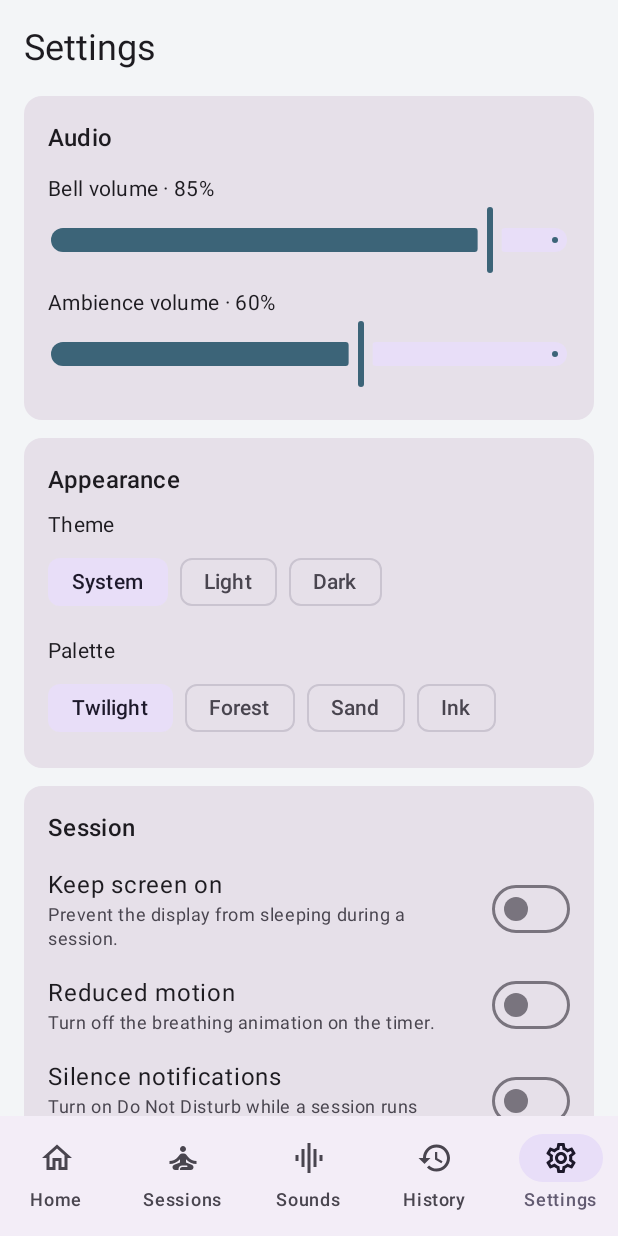
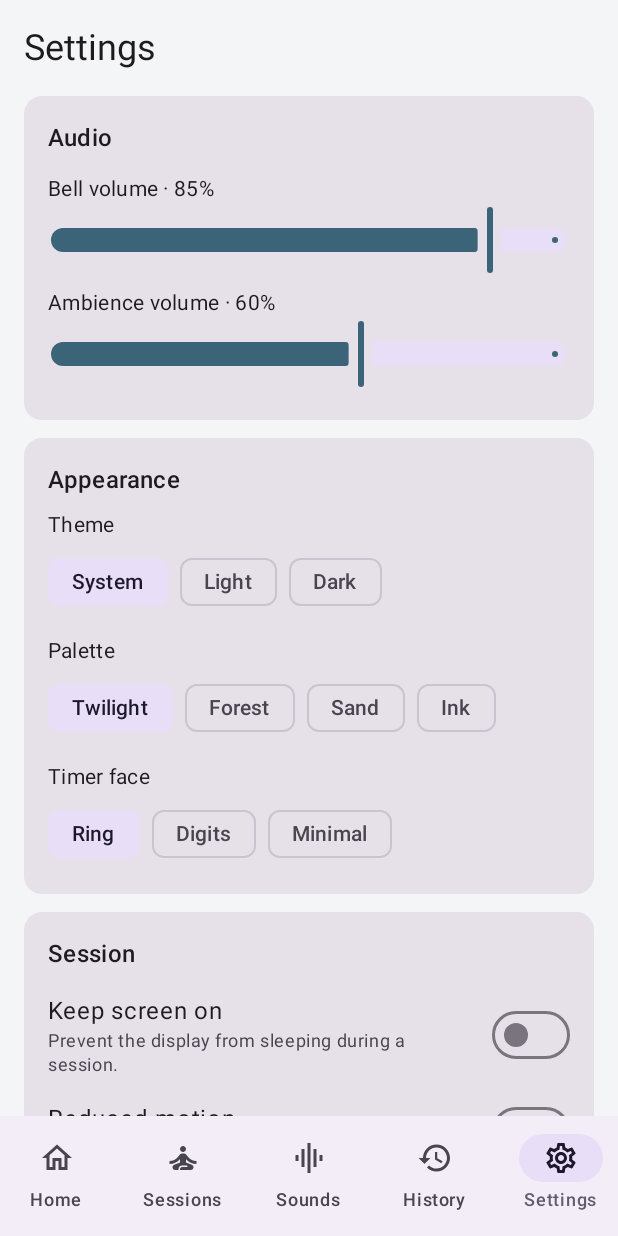
Before and after one commit to alekpeed/meditation, an Android app built with Jetpack Compose: the screen it shows after launch (MainActivity), item 5 of the bottom bar chosen, on a phone screen of 412 x 824 dp. Run offline under Robolectric (Android 15) with nearby library versions, the phone set to English and light mode, and no system bars; our stand-ins replace Room's generated code.

Commit message:
Phase 3: custom timer face styles
Three selectable layouts for the active-session screen (brief §16
custom timer faces), picked in Settings → Appearance:

- Ring (default, unchanged): the existing circular progress ring with
  the breathing glow.
- Digits: large centered time with a slim linear progress bar — easier
  to read at a glance.
- Minimal: just the numbers and status, no ring or bar, for the least
  visual chrome during a sit.

Refactored the shared bits (big-time-value logic, stage fraction,
counting-up detection, the time+status text block) out of ProgressRing
into small private helpers so all three faces render identically
correct values instead of duplicating that logic. New timerFace
preference, round-trips through backup.

Co-Authored-By: Claude Opus 4.8 <noreply@anthropic.com>
Claude-Session: https://claude.ai/code/session_01W4Rxe5ix223JZbi2CbJ8EY

```diff
--- a/app/src/main/kotlin/com/meditation/app/data/Preferences.kt
+++ b/app/src/main/kotlin/com/meditation/app/data/Preferences.kt
@@ -27,6 +27,7 @@ data class UserPreferences(
     val interruptionResumeAuto: Boolean = true,
     val theme: String = "system",
     val palette: String = "twilight",
+    val timerFace: String = "ring",
     val reducedMotion: Boolean = false,
     val keepScreenOn: Boolean = false,
     val dndDuringSession: Boolean = false,
@@ -55,6 +56,7 @@ class PreferencesRepository(private val context: Context) {
             interruptionResumeAuto = (p[Keys.resumeAuto] ?: 1) == 1,
             theme = p[Keys.theme] ?: "system",
             palette = p[Keys.palette] ?: "twilight",
+            timerFace = p[Keys.timerFace] ?: "ring",
             reducedMotion = (p[Keys.reducedMotion] ?: 0) == 1,
             keepScreenOn = (p[Keys.keepScreenOn] ?: 0) == 1,
             dndDuringSession = (p[Keys.dndDuringSession] ?: 0) == 1,
@@ -80,6 +82,7 @@ class PreferencesRepository(private val context: Context) {
     suspend fun setOvertimeMode(mode: OvertimeMode) = edit { it[Keys.overtime] = mode.name }
     suspend fun setTheme(theme: String) = edit { it[Keys.theme] = theme }
     suspend fun setPalette(palette: String) = edit { it[Keys.palette] = palette }
+    suspend fun setTimerFace(face: String) = edit { it[Keys.timerFace] = face }
     suspend fun setReducedMotion(on: Boolean) = edit { it[Keys.reducedMotion] = if (on) 1 else 0 }
     suspend fun setKeepScreenOn(on: Boolean) = edit { it[Keys.keepScreenOn] = if (on) 1 else 0 }
     suspend fun setDndDuringSession(on: Boolean) = edit { it[Keys.dndDuringSession] = if (on) 1 else 0 }
@@ -104,6 +107,7 @@ class PreferencesRepository(private val context: Context) {
         val resumeAuto = intPreferencesKey("resume_auto")
         val theme = stringPreferencesKey("theme")
         val palette = stringPreferencesKey("palette")
+        val timerFace = stringPreferencesKey("timer_face")
         val reducedMotion = intPreferencesKey("reduced_motion")
         val keepScreenOn = intPreferencesKey("keep_screen_on")
         val dndDuringSession = intPreferencesKey("dnd_during_session")
--- a/app/src/main/kotlin/com/meditation/app/ui/MeditationViewModel.kt
+++ b/app/src/main/kotlin/com/meditation/app/ui/MeditationViewModel.kt
@@ -164,6 +164,7 @@ class MeditationViewModel(private val container: AppContainer) : ViewModel() {
     }
     fun setTheme(mode: String) = viewModelScope.launch { container.preferencesRepository.setTheme(mode) }
     fun setPalette(palette: String) = viewModelScope.launch { container.preferencesRepository.setPalette(palette) }
+    fun setTimerFace(face: String) = viewModelScope.launch { container.preferencesRepository.setTimerFace(face) }
     fun setKeepScreenOn(on: Boolean) = viewModelScope.launch { container.preferencesRepository.setKeepScreenOn(on) }
     fun setReducedMotion(on: Boolean) = viewModelScope.launch { container.preferencesRepository.setReducedMotion(on) }
     fun setDndDuringSession(on: Boolean) = viewModelScope.launch { container.preferencesRepository.setDndDuringSession(on) }
@@ -314,6 +315,7 @@ class MeditationViewModel(private val container: AppContainer) : ViewModel() {
                     repo.setBellVolume(p.bellVolume); repo.setAmbienceVolume(p.ambienceVolume)
                     repo.setDefaultDuration(p.defaultDurationMs); repo.setDefaultPreparation(p.defaultPreparationMs)
                     repo.setOvertimeMode(p.overtimeMode); repo.setTheme(p.theme); repo.setPalette(p.palette)
+                    repo.setTimerFace(p.timerFace)
                     repo.setReducedMotion(p.reducedMotion); repo.setKeepScreenOn(p.keepScreenOn)
                     repo.setDndDuringSession(p.dndDuringSession); repo.setSpokenCuesEnabled(p.spokenCuesEnabled)
                     repo.setAutoPresetRules(p.autoPresetRulesJson); repo.setSavedMixes(p.savedMixesJson)
--- a/app/src/main/kotlin/com/meditation/app/ui/screen/SettingsScreen.kt
+++ b/app/src/main/kotlin/com/meditation/app/ui/screen/SettingsScreen.kt
@@ -77,6 +77,18 @@ fun SettingsScreen(vm: MeditationViewModel) {
                         selected = prefs.palette == palette.key,
                         onClick = { vm.setPalette(palette.key) },
                         label = { Text(palette.title) },
+                    )
+                }
+            }
+            Spacer(Modifier.height(12.dp))
+            Text("Timer face", style = MaterialTheme.typography.bodyMedium)
+            Spacer(Modifier.height(4.dp))
+            Row(horizontalArrangement = Arrangement.spacedBy(8.dp)) {
+                listOf("ring" to "Ring", "digits" to "Digits", "minimal" to "Minimal").forEach { (key, label) ->
+                    androidx.compose.material3.FilterChip(
+                        selected = prefs.timerFace == key,
+                        onClick = { vm.setTimerFace(key) },
+                        label = { Text(label) },
                     )
                 }
             }
```
Also changed, not shown: app/src/main/kotlin/com/meditation/app/ui/screen/ActiveTimerScreen.kt (+59 -23 lines).
